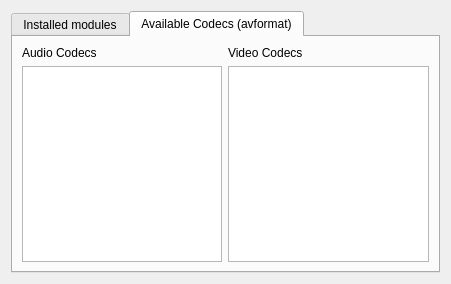
Old version of the form src/widgets/wizardmltcheck_ui.ui in the repository KDE/kdenlive.
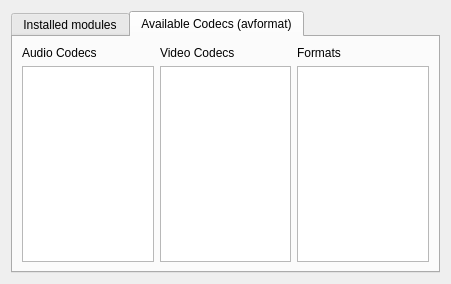
New version of the form. The open tabs and pages were chosen to show the change.

Commit message: Only display available codecs in rendering dialog

Diff of the .ui file:
```diff
--- a/src/widgets/wizardmltcheck_ui.ui
+++ b/src/widgets/wizardmltcheck_ui.ui
@@ -56,12 +56,22 @@
          </property>
         </widget>
        </item>
+       <item row="0" column="2" >
+        <widget class="QLabel" name="label_3" >
+         <property name="text" >
+          <string>Formats</string>
+         </property>
+        </widget>
+       </item>
        <item row="1" column="0" >
         <widget class="QListWidget" name="acodecs_list" />
        </item>
        <item row="1" column="1" >
         <widget class="QListWidget" name="vcodecs_list" />
        </item>
+       <item row="1" column="2" >
+        <widget class="QListWidget" name="formats_list" />
+       </item>
       </layout>
      </widget>
     </widget>
```
Left out of the diff: 6 changed lines with no effect on the pictures. The commit also changes 3 other files.
